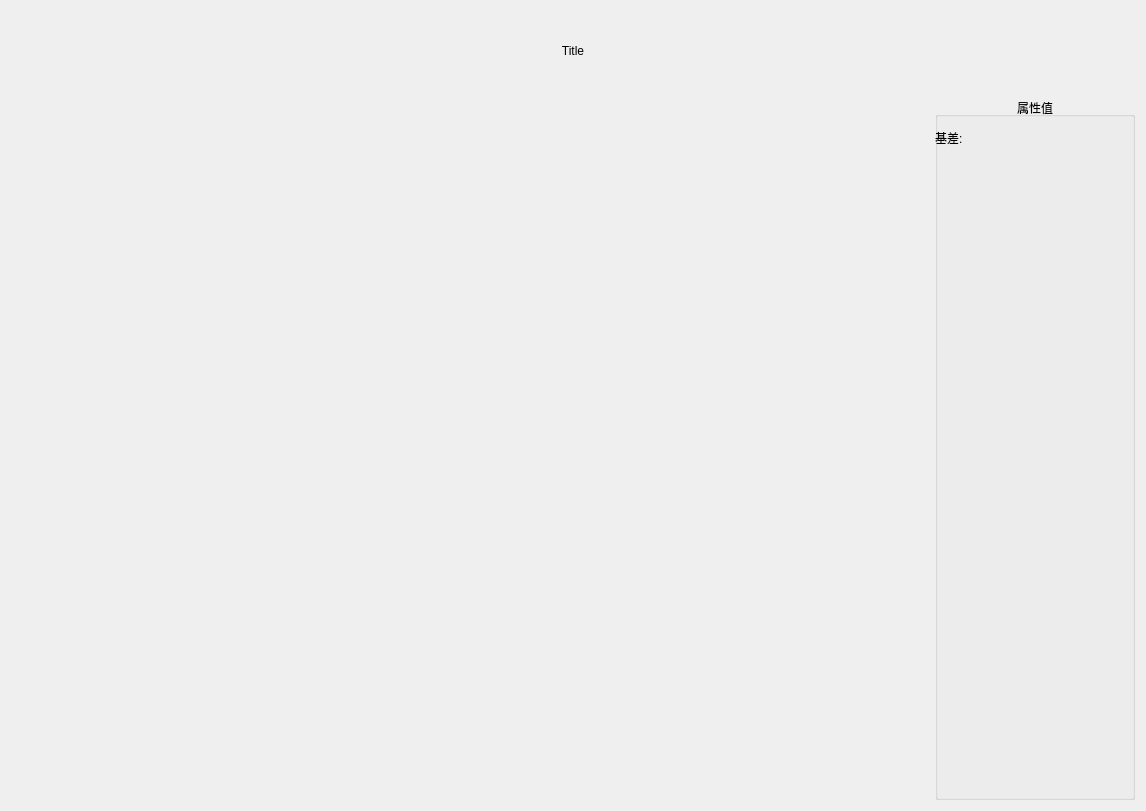
This is futurechart.ui in lishengze/QT-study as Qt 5 draws it before an edit. The edited form follows.
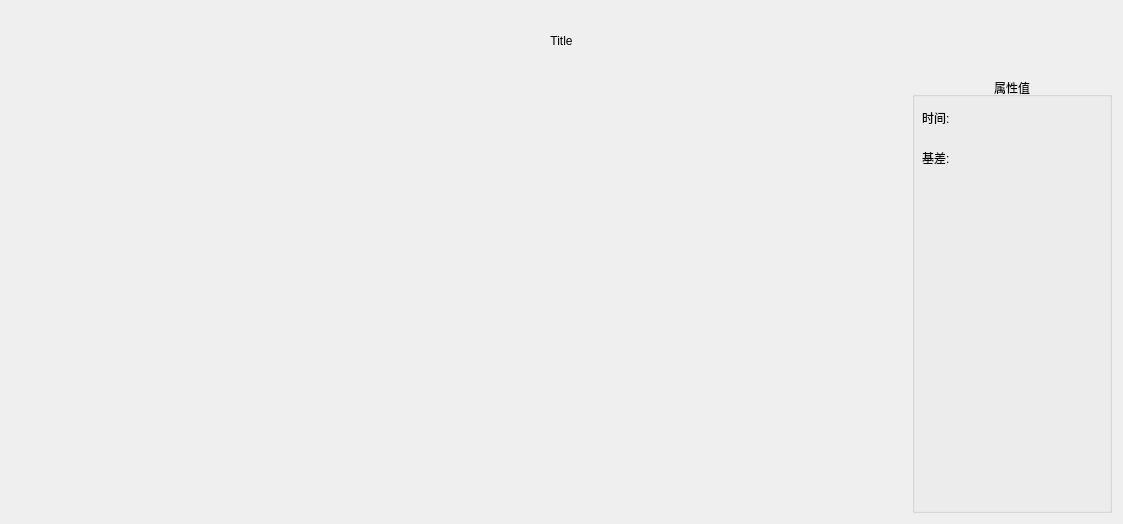
This is the edited form.

```diff
--- a/futurechart.ui
+++ b/futurechart.ui
@@ -6,8 +6,8 @@
    <rect>
     <x>0</x>
     <y>0</y>
-    <width>1146</width>
-    <height>811</height>
+    <width>1123</width>
+    <height>524</height>
    </rect>
   </property>
   <property name="windowTitle">
@@ -19,7 +19,7 @@
      <property name="maximumSize">
       <size>
        <width>16777215</width>
-       <height>80</height>
+       <height>60</height>
       </size>
      </property>
      <property name="text">
@@ -59,8 +59,8 @@
      <widget class="QLabel" name="label_2">
       <property name="geometry">
        <rect>
-        <x>0</x>
-        <y>30</y>
+        <x>10</x>
+        <y>70</y>
         <width>181</width>
         <height>21</height>
        </rect>
@@ -69,6 +69,19 @@
        <string>基差:</string>
       </property>
      </widget>
+     <widget class="QLabel" name="time_label">
+      <property name="geometry">
+       <rect>
+        <x>10</x>
+        <y>30</y>
+        <width>181</width>
+        <height>21</height>
+       </rect>
+      </property>
+      <property name="text">
+       <string>时间:</string>
+      </property>
+     </widget>
     </widget>
    </item>
   </layout>
```
Left out of the diff: 2 changed lines with no effect on the pictures.
